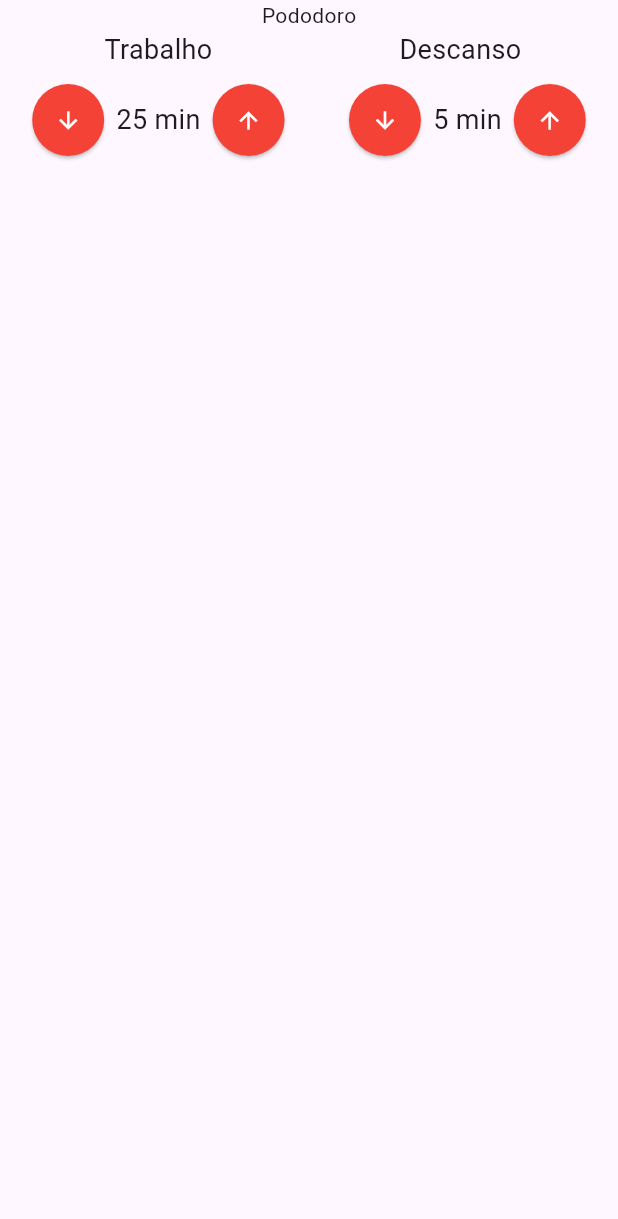
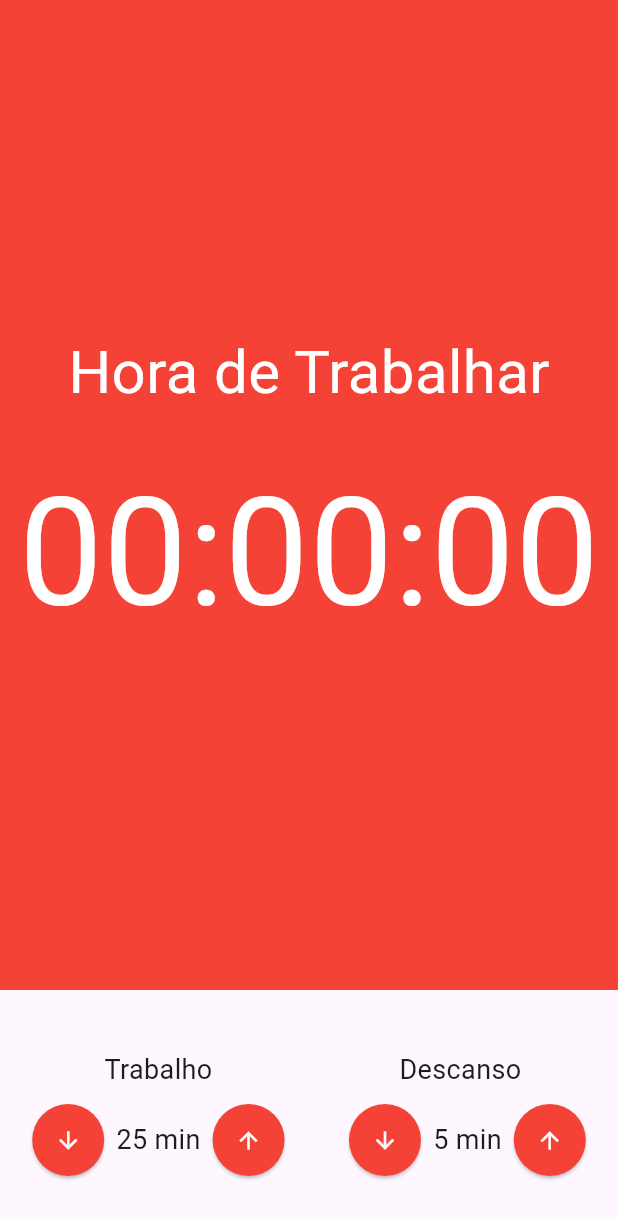
Before and after one commit to absjuniordev/Pomodoro, a Flutter app: the screen it shows after launch, on a phone screen of 412 x 824 dp. Shown: the top 1219 px of the screen. Run offline on Flutter 3.47's test engine with Material 3 defaults, Android fonts, the phone set to English and light mode, and no system bars; our stand-ins replace mobx; generated files the repository leaves out were written again.

Commit message:
Componente Cronômetro

```diff
--- /dev/null
+++ b/lib/components/cronometro.dart
@@ -0,0 +1,33 @@
+import 'package:flutter/material.dart';
+
+class Cronometro extends StatelessWidget {
+  const Cronometro({super.key});
+
+  @override
+  Widget build(BuildContext context) {
+    return Container(
+      color: Colors.red,
+      child: const Column(
+        mainAxisAlignment: MainAxisAlignment.center,
+        crossAxisAlignment: CrossAxisAlignment.center,
+        children: [
+          Text(
+            "Hora de Trabalhar",
+            style: TextStyle(
+              fontSize: 40,
+              color: Colors.white,
+            ),
+          ),
+          SizedBox(height: 20),
+          Text(
+            "00:00:00",
+            style: TextStyle(
+              fontSize: 100,
+              color: Colors.white,
+            ),
+          )
+        ],
+      ),
+    );
+  }
+}
--- a/lib/pages/pomodoro.dart
+++ b/lib/pages/pomodoro.dart
@@ -1,4 +1,5 @@
 import 'package:flutter/material.dart';
+import 'package:pomodoro/components/cronometro.dart';
 import 'package:pomodoro/components/entrada_tempo.dart';
 
 class Pomodoro extends StatelessWidget {
@@ -9,14 +10,18 @@ class Pomodoro extends StatelessWidget {
     return const SafeArea(
       child: Scaffold(
         body: Column(
+          crossAxisAlignment: CrossAxisAlignment.stretch,
           children: [
-            Text("Pododoro"),
-            Row(
-              mainAxisAlignment: MainAxisAlignment.spaceAround,
-              children: [
-                EntradaTempo(titulo: "Trabalho", valor: 25),
-                EntradaTempo(titulo: "Descanso  ", valor: 5),
-              ],
+            Expanded(child: Cronometro()),
+            Padding(
+              padding: EdgeInsets.symmetric(vertical: 40),
+              child: Row(
+                mainAxisAlignment: MainAxisAlignment.spaceAround,
+                children: [
+                  EntradaTempo(titulo: "Trabalho", valor: 25),
+                  EntradaTempo(titulo: "Descanso  ", valor: 5),
+                ],
+              ),
             )
           ],
         ),
```
